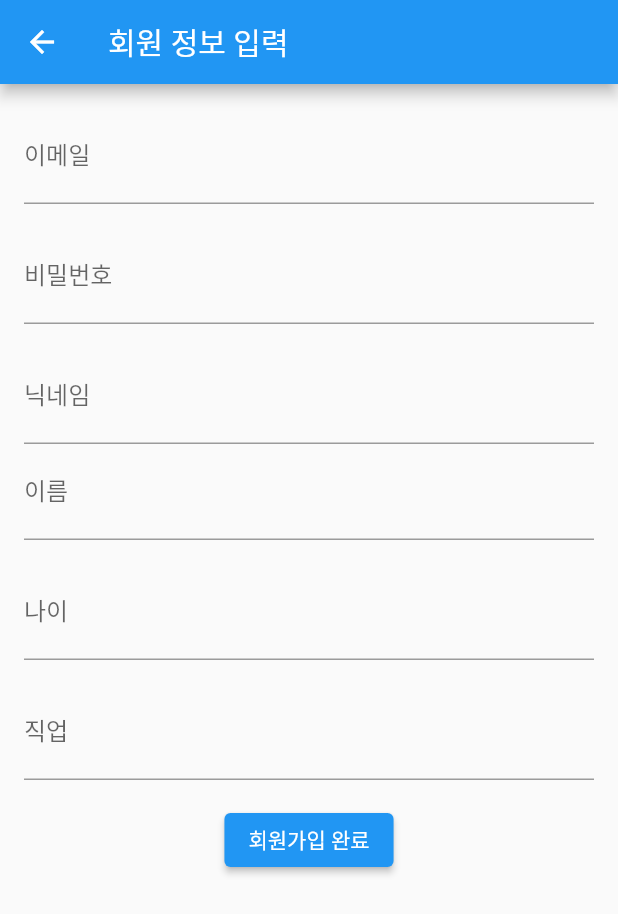
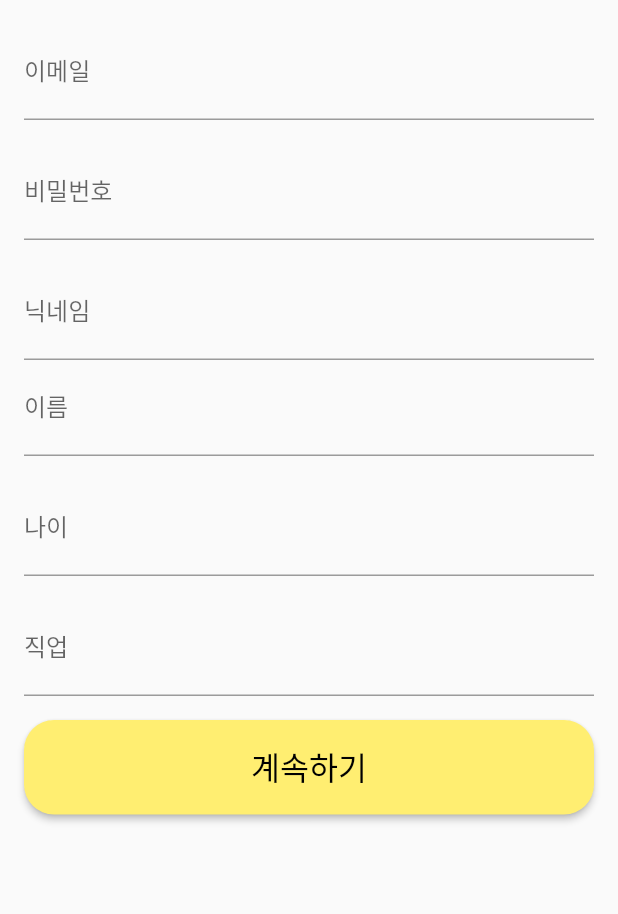
Before and after one commit to JoBeomRae/MEETreally, a Flutter app: the EmailNamePage screen opened directly, on a phone screen of 412 x 824 dp. Shown: the top 914 px of the screen. Run offline on Flutter 3.47's test engine with Material 2 defaults, Android fonts, the phone set to English and light mode, and no system bars; our stand-ins replace cloud_firestore, firebase_auth, firebase_core, logger; accounts and stored records are empty; statements that could not run were skipped.

Commit message:
810 4시14분

```diff
--- a/lib/injeung/emailname.dart
+++ b/lib/injeung/emailname.dart
@@ -20,11 +20,11 @@ class _EmailNamePageState extends State<EmailNamePage> {
   final TextEditingController _jobController = TextEditingController();
   final TextEditingController _nicknameController = TextEditingController();
 
-
   @override
   Widget build(BuildContext context) {
     return Scaffold(
-      appBar: AppBar(title: const Text('회원 정보 입력')),
+      // 앱바 제거
+      // appBar: AppBar(title: const Text('회원 정보 입력')),
       body: Padding(
         padding: const EdgeInsets.all(16.0),
         child: Column(
@@ -56,8 +56,6 @@ class _EmailNamePageState extends State<EmailNamePage> {
                 hintText: '닉네임을 입력하세요',
               ),
             ),
-
-
             TextField(
               controller: _nameController,
               decoration: const InputDecoration(
@@ -85,10 +83,22 @@ class _EmailNamePageState extends State<EmailNamePage> {
               ),
             ),
             const SizedBox(height: 16),
-            // 회원가입 버튼
-            ElevatedButton(
+            // "계속하기" 버튼 스타일로 변경
+            SizedBox(
+              width: double.infinity,
+              child: ElevatedButton(
                 onPressed: () => _registerAccount(context),
-              child: const Text('회원가입 완료'),
+                style: ElevatedButton.styleFrom(
+                  backgroundColor: const Color(0xFFFFEE71),
+                  foregroundColor: Colors.black,
+                  padding: const EdgeInsets.symmetric(vertical: 16.0),
+                  shape: RoundedRectangleBorder(borderRadius: BorderRadius.circular(20)),
+                ),
+                child: const Text(
+                  '계속하기',
+                  style: TextStyle(fontSize: 21),
+                ),
+              ),
             ),
           ],
         ),
@@ -98,23 +108,20 @@ class _EmailNamePageState extends State<EmailNamePage> {
 
   Future<void> _registerAccount(BuildContext context) async {
     try {
-      // Firebase에 이메일과 비밀번호로 회원가입
       UserCredential userCredential = await _auth.createUserWithEmailAndPassword(
         email: _emailController.text,
         password: _passwordController.text,
       );
 
       if (userCredential.user != null) {
-        // Firestore에 이름, 나이, 직업 정보 저장
         await _firestore.collection('users').doc(userCredential.user?.uid).set({
           'email': _emailController.text,
-          'nickname': _nicknameController.text, // 닉네임 추가
+          'nickname': _nicknameController.text,
           'name': _nameController.text,
           'age': _ageController.text,
           'job': _jobController.text,
         });
 
-        // first.dart로 이동
         // ignore: use_build_context_synchronously
         Navigator.pushReplacement(
           context,
```
Also changed, not shown: lib/injeung/injeungnumber.dart (+19 -4 lines), lib/injeung/phonenumber.dart (+19 -3 lines). Lines whose indentation alone changed are shown as unchanged.
